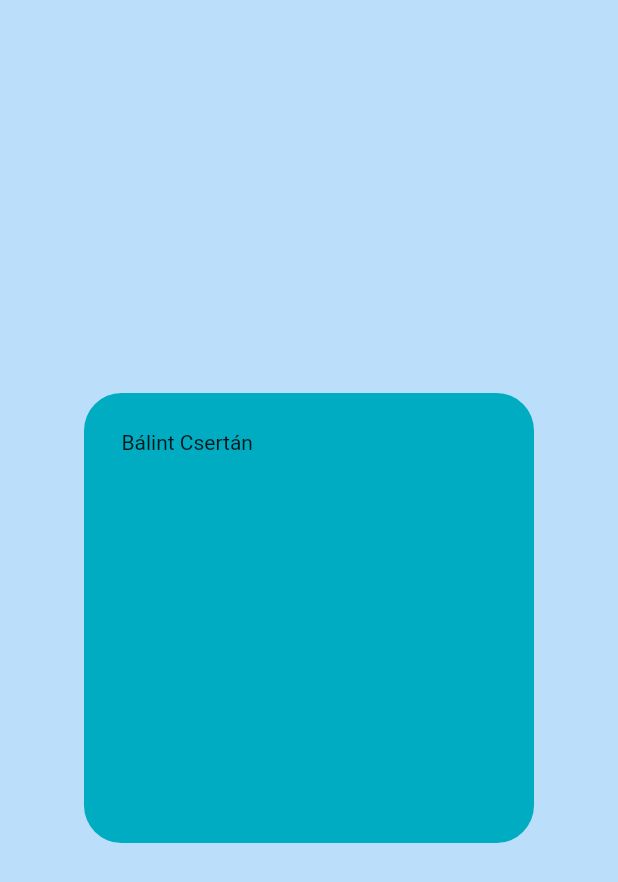
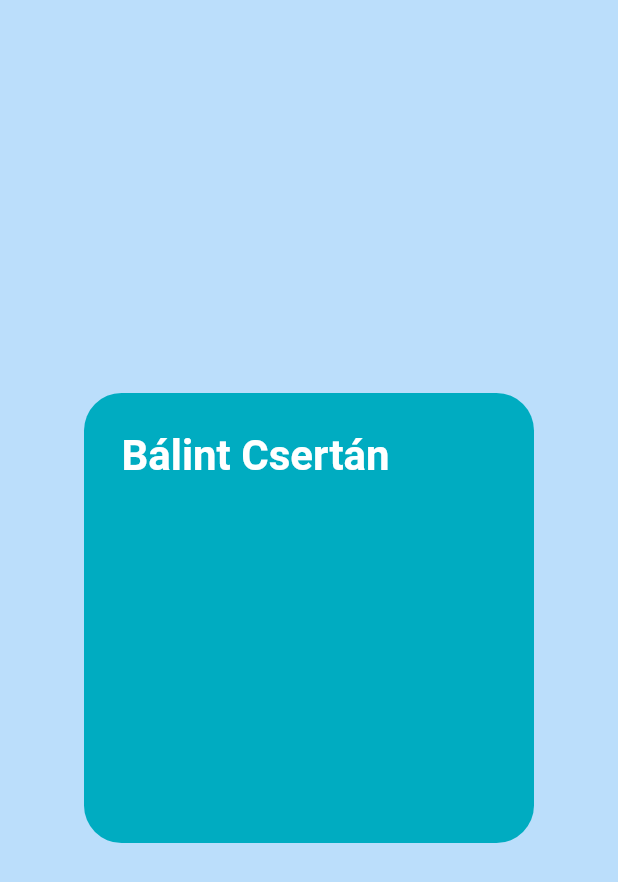
Before and after one commit to Balint90/basic_widgets, a Flutter app: the screen it shows after launch, on a phone screen of 412 x 824 dp. Shown: the top 882 px of the screen. Run offline on Flutter 3.47's test engine with Material 2 defaults, Android fonts, the phone set to English and light mode, and no system bars.

Commit message:
Text widget, text style

```diff
--- a/lib/main.dart
+++ b/lib/main.dart
@@ -21,7 +21,14 @@ class MyApp extends StatelessWidget {
                 color: Colors.cyan[600],
                 borderRadius: BorderRadius.circular(25)),
             padding: EdgeInsets.all(25),
-            child: Text("Bálint Csertán"),
+            child: Text(
+              "Bálint Csertán",
+              style: TextStyle(
+                color: Colors.white,
+                fontSize: 28,
+                fontWeight: FontWeight.bold,
+              ),
+            ),
           ),
         ),
       ),
```
